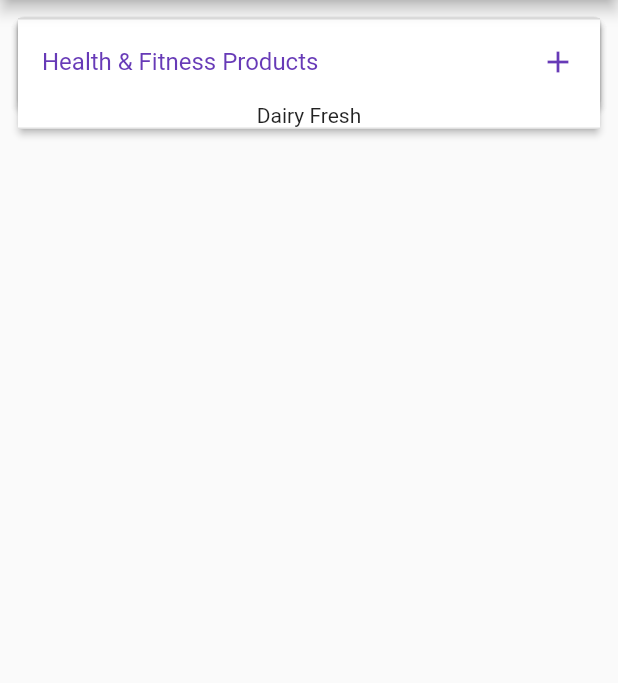
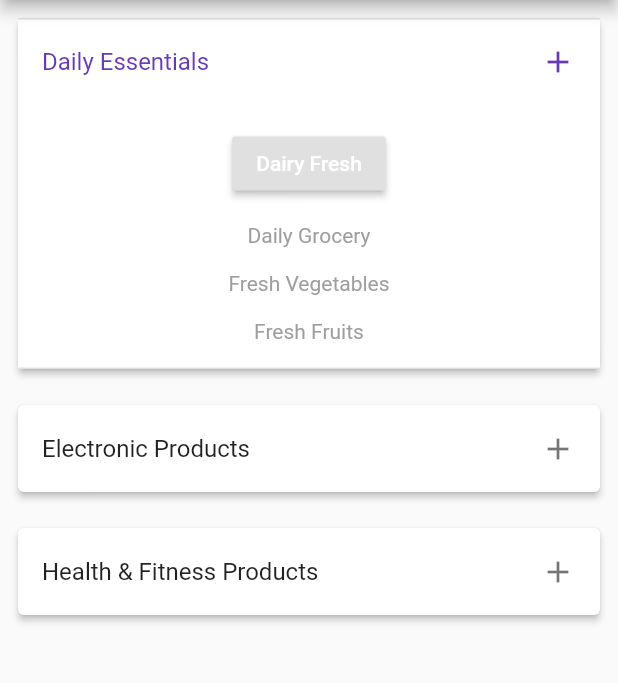
Before and after one commit to ajayhack/FlutterNotesApp, a Flutter app: the ProductScreen screen opened directly, after a tap on "Daily Essentials", on a phone screen of 412 x 824 dp, the part 84-767 px from its top. Run offline on Flutter 3.47's test engine with Material 2 defaults, Android fonts, the light colour scheme and no system bars; our stand-ins replace carousel_pro, sqflite; accounts and stored records are empty.

Commit message:
Indian E-commerce App:- Carousel Slider with Text Added. Carousel OnTap Implemented. Product Page Created with Dummy ExpansionTile Widget. Commit code 10th August 2020.

```diff
--- a/lib/screens/dashboard.dart
+++ b/lib/screens/dashboard.dart
@@ -47,14 +47,21 @@
     setState(() {
       //_selectedIndex = index;
       if (index == 0) {
-        msg = "Home Clicked!!";
       } else if (index == 1) {
-        msg = "Products Clicked!!";
+        navigateScreen(ProductScreen());
       } else {
         msg = "Cart Clicked!!";
       }
-      _showAlertDialog("Alert", msg);
+      //_showAlertDialog("Alert", msg);
     });
+  }
+
+  //Below method is used to handle navigate screen:-
+  navigateScreen(Widget screen) {
+    Navigator.push(
+      context,
+      MaterialPageRoute(builder: (context) => screen),
+    );
   }
 
   void _showAlertDialog(String title, String message) {
--- a/lib/screens/products.dart
+++ b/lib/screens/products.dart
@@ -1,4 +1,6 @@
 import 'package:flutter/material.dart';
+
+import 'dashboard.dart';
 
 class ProductScreen extends StatefulWidget {
   @override
@@ -20,7 +22,7 @@
   }
 
   getProductExpandedList() {
-    return Stack(
+    return Column(
       children: <Widget>[
         Padding(
           padding: EdgeInsets.all(8.0),
@@ -32,15 +34,57 @@
               trailing: Icon(Icons.add),
               backgroundColor: Colors.white,
               children: [
-                Column(
+                Padding(
+                  padding: EdgeInsets.all(8.0),
+                  child: Column(
                     children: [
-                    Text(
+                      Padding(
+                        padding: EdgeInsets.all(8.0),
+                        child: RaisedButton(
+                          onPressed: navigateToDetailScreen,
+                          textColor: Colors.white,
+                          child: Text(
                             'Dairy Fresh',
-                      textDirection: TextDirection.ltr,
-                      style: TextStyle(fontSize: 14.0),
+                            style: TextStyle(
+                              fontSize: 14.0,
+                              fontStyle: FontStyle.normal,
+                            ),
+                          ),
+                        ),
+                      ),
+                      Padding(
+                        padding: EdgeInsets.all(8.0),
+                        child: Text(
+                          'Daily Grocery',
+                          style: TextStyle(
+                              color: Colors.grey,
+                              fontSize: 14.0,
+                              fontStyle: FontStyle.normal),
+                        ),
+                      ),
+                      Padding(
+                        padding: EdgeInsets.all(8.0),
+                        child: Text(
+                          'Fresh Vegetables',
+                          style: TextStyle(
+                              color: Colors.grey,
+                              fontSize: 14.0,
+                              fontStyle: FontStyle.normal),
+                        ),
+                      ),
+                      Padding(
+                        padding: EdgeInsets.all(8.0),
+                        child: Text(
+                          'Fresh Fruits',
+                          style: TextStyle(
+                              color: Colors.grey,
+                              fontSize: 14.0,
+                              fontStyle: FontStyle.normal),
+                        ),
                       ),
                     ],
                 ),
+                )
               ],
             ),
           ),
@@ -55,14 +99,18 @@
               trailing: Icon(Icons.add),
               backgroundColor: Colors.white,
               children: [
-                Column(
+                Padding(padding: EdgeInsets.all(8.0),
+                  child: Column(
                     children: [
                       Text(
                         'Dairy Fresh',
                         textDirection: TextDirection.ltr,
-                      style: TextStyle(fontSize: 14.0),
+                        style: TextStyle(fontSize: 14.0,
+                            fontStyle: FontStyle.normal,
+                            color: Colors.grey),
                       ),
                     ],
+                  ),
                 ),
               ],
             ),
@@ -78,14 +126,18 @@
               trailing: Icon(Icons.add),
               backgroundColor: Colors.white,
               children: [
-                Column(
+                Padding(padding: EdgeInsets.all(8.0),
+                  child: Column(
                     children: [
                       Text(
                         'Dairy Fresh',
                         textDirection: TextDirection.ltr,
-                      style: TextStyle(fontSize: 14.0),
+                        style: TextStyle(fontSize: 14.0,
+                            fontStyle: FontStyle.normal,
+                            color: Colors.grey),
                       ),
                     ],
+                  ),
                 ),
               ],
             ),
@@ -94,4 +146,9 @@
       ],
     );
   }
+
+  navigateToDetailScreen() {
+    Navigator.pop(
+      context, MaterialPageRoute(builder: (context) => DashboardScreen()),);
   }
+}
```
Lines whose indentation alone changed are shown as unchanged.
